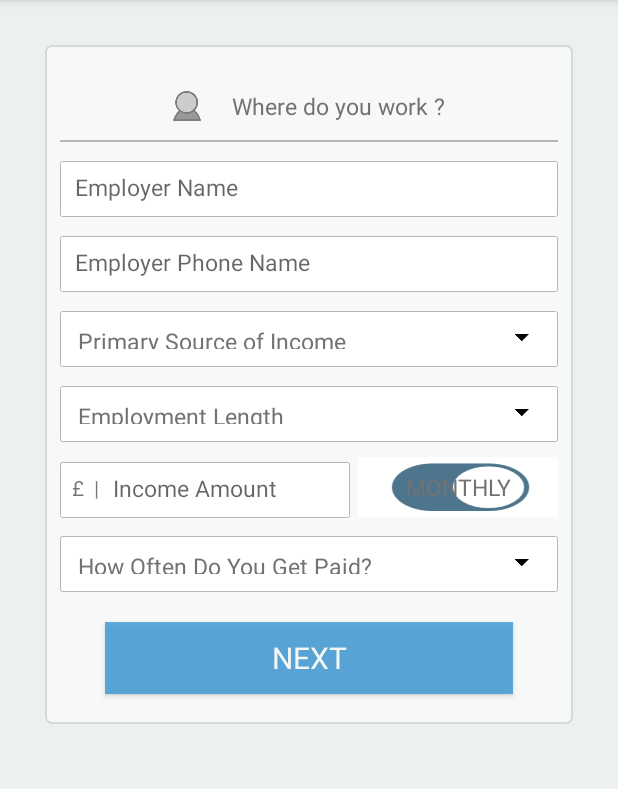
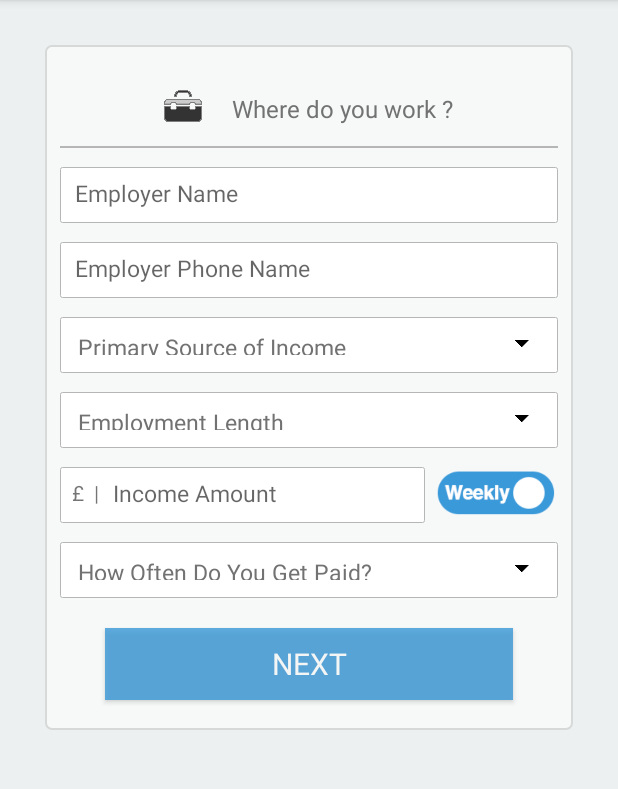
Before and after one commit to prakashselvam/AndroidHackathonGA, an Android app: the fragment PhaseFourFragment shown on its own in the app's theme, on a phone screen of 412 x 824 dp, the part 84-873 px from its top. Run offline under Robolectric (Android 15) with nearby library versions, the phone set to English and light mode, and no system bars; 1 statement that could not run was skipped.

Commit message:
Minor UI Changes -2

```diff
--- a/app/src/main/res/drawable/toggle_selector.xml
+++ b/app/src/main/res/drawable/toggle_selector.xml
@@ -1,5 +1,5 @@
 <?xml version="1.0" encoding="utf-8"?>
 <selector xmlns:android="http://schemas.android.com/apk/res/android">
-    <item android:drawable="@drawable/toggle_selected" android:state_checked="true"/>
-    <item android:drawable="@drawable/toggle_unselected" android:state_checked="false"/>
+    <item android:drawable="@drawable/weekly" android:state_checked="true"/>
+    <item android:drawable="@drawable/monthly" android:state_checked="false"/>
 </selector>
--- a/app/src/main/res/layout/content_phase_four.xml
+++ b/app/src/main/res/layout/content_phase_four.xml
@@ -33,16 +33,16 @@
             android:paddingTop="20dp"
             >
             <ImageView
-                android:layout_width="20dp"
-                android:layout_height="20dp"
+                android:layout_width="25dp"
+                android:layout_height="25dp"
                 android:gravity="center"
-                android:src="@drawable/avatar"/>
+                android:src="@drawable/office_bag"/>
             <TextView
                 android:layout_width="wrap_content"
                 android:layout_height="wrap_content"
                 android:layout_marginLeft="20dp"
                 android:fontFamily="sans-serif"
-                android:textSize="15dp"
+                android:textSize="16dp"
                 android:textColor="@color/dark_grey"
                 android:text="Where do you work ?"/>
         </LinearLayout>
@@ -104,7 +104,7 @@
             <RelativeLayout
                 android:layout_width="0dp"
                 android:layout_height="wrap_content"
-                android:layout_weight="0.6">
+                android:layout_weight="0.75">
 
                 <EditText
                     android:id="@+id/IncomeAmount"
@@ -131,10 +131,10 @@
             <ToggleButton
                 android:id="@+id/toggleButton2"
                 android:layout_width="0dp"
-                android:layout_weight="0.4"
-                android:layout_height="40dp"
-                android:textOn="Monthly"
-                android:textOff="Weekly"
+                android:layout_weight="0.25"
+                android:layout_height="35dp"
+                android:textOn=""
+                android:textOff=""
                 android:fontFamily="sans-serif"
                 android:textSize="15dp"
                 android:background="@drawable/toggle_selector"
--- a/app/src/main/res/layout/content_phase_three.xml
+++ b/app/src/main/res/layout/content_phase_three.xml
@@ -32,8 +32,8 @@
             android:paddingTop="20dp"
             >
             <ImageView
-                android:layout_width="20dp"
-                android:layout_height="20dp"
+                android:layout_width="25dp"
+                android:layout_height="25dp"
                 android:gravity="center"
                 android:src="@drawable/home"/>
             <TextView
@@ -41,7 +41,7 @@
                 android:layout_height="wrap_content"
                 android:layout_marginLeft="15dp"
                 android:fontFamily="sans-serif"
-                android:textSize="15dp"
+                android:textSize="16dp"
                 android:ellipsize="end"
                 android:singleLine="true"
                 android:textColor="@color/dark_grey"
```
Also changed, not shown: app/src/main/res/drawable/monthly.png (added), app/src/main/res/drawable/office_bag.png (added), app/src/main/res/drawable/thumbler_small.png (deleted), app/src/main/res/drawable/toggle_unselected.png (deleted), app/src/main/res/drawable/weekly.png (added), 1 other file.
